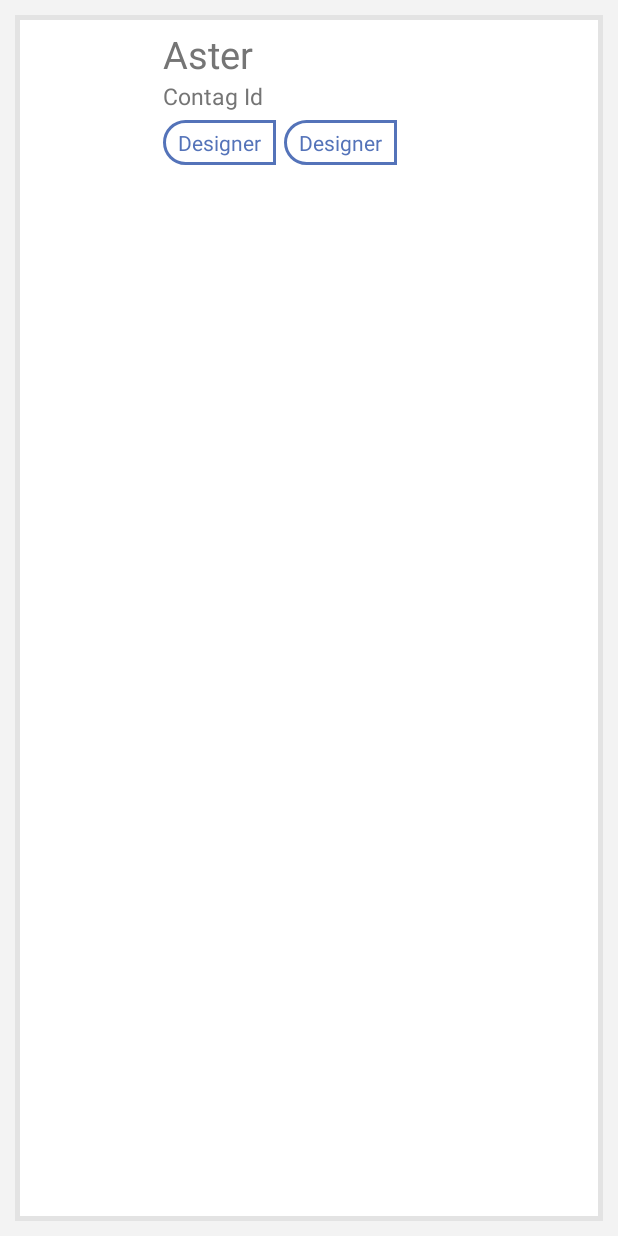
After one commit to samiahmad86/contag-app, an Android app: the layout items_contacts.xml on its own in the app's theme, with its tools: preview values and no code run, on a phone screen of 412 x 824 dp. The commit adds this screen. Run offline under Robolectric (Android 15) with nearby library versions, the phone set to English and light mode, and no system bars.

Commit message:
created contacts layout of item

```diff
--- /dev/null
+++ b/app/src/main/res/drawable/rectanglewithcorners.xml
@@ -0,0 +1,16 @@
+<?xml version="1.0" encoding="UTF-8"?>
+<shape
+    xmlns:android="http://schemas.android.com/apk/res/android"
+    android:shape="rectangle">
+    <stroke
+        android:width="2dp"
+        android:color="#5473B9" />
+    <gradient
+        android:endColor="#fff"
+        android:startColor="#fff"
+        android:angle="90" />
+    <corners
+        android:bottomLeftRadius="15dp"
+        android:topLeftRadius="15dp"
+      />
+</shape>
--- /dev/null
+++ b/app/src/main/res/layout/items_contacts.xml
@@ -0,0 +1,87 @@
+<?xml version="1.0" encoding="utf-8"?>
+<LinearLayout xmlns:android="http://schemas.android.com/apk/res/android"
+    android:layout_width="match_parent"
+    android:layout_height="match_parent"
+    android:background="#f3f3f3"
+    android:orientation="vertical">
+
+    <LinearLayout xmlns:android="http://schemas.android.com/apk/res/android"
+        android:layout_width="match_parent"
+        android:layout_height="match_parent"
+        android:layout_margin="10dp"
+        android:background="#e3e3e3"
+        android:orientation="vertical">
+
+        <LinearLayout xmlns:android="http://schemas.android.com/apk/res/android"
+            android:layout_width="match_parent"
+            android:layout_height="match_parent"
+            android:layout_margin="3dp"
+            android:background="#fff"
+            android:orientation="horizontal">
+
+            <ImageView
+                android:id="@+id/profile_image_items_feeds"
+                android:layout_width="70dp"
+                android:layout_height="70dp"
+                android:layout_marginLeft="10dp"
+                android:layout_marginTop="10dp" />
+
+            <RelativeLayout
+                android:layout_width="match_parent"
+                android:layout_height="match_parent"
+                android:layout_marginLeft="15dp">
+
+                <TextView
+                    android:id="@+id/profile_name_item_contacts"
+                    android:layout_width="wrap_content"
+                    android:layout_height="wrap_content"
+                    android:layout_marginTop="5dp"
+                    android:text="Aster"
+                    android:textColor="#757575"
+                    android:textSize="25sp" />
+
+                <TextView
+                    android:id="@+id/contagid"
+                    android:layout_width="wrap_content"
+                    android:layout_height="wrap_content"
+                    android:layout_below="@+id/profile_name_item_contacts"
+                    android:text="Contag Id"
+                    android:textColor="#757575"
+                    android:textSize="15sp" />
+
+                <TextView
+                    android:id="@+id/specifications_first"
+                    android:layout_width="wrap_content"
+                    android:layout_height="wrap_content"
+                    android:layout_below="@+id/contagid"
+                    android:layout_marginTop="5dp"
+                    android:background="@drawable/rectanglewithcorners"
+                    android:paddingBottom="5dp"
+                    android:paddingLeft="10dp"
+                    android:paddingRight="10dp"
+                    android:paddingTop="5dp"
+                    android:text="Designer"
+                    android:textColor="#5473B9" />
+
+                <TextView
+                    android:id="@+id/specifications_second"
+                    android:layout_width="wrap_content"
+                    android:layout_height="wrap_content"
+                    android:layout_below="@+id/contagid"
+                    android:layout_marginLeft="5dp"
+                    android:layout_marginTop="5dp"
+                    android:layout_toRightOf="@+id/specifications_first"
+                    android:background="@drawable/rectanglewithcorners"
+                    android:paddingBottom="5dp"
+                    android:paddingLeft="10dp"
+                    android:paddingRight="10dp"
+                    android:paddingTop="5dp"
+                    android:text="Designer"
+                    android:textColor="#5473B9" />
+
+            </RelativeLayout>
+
+        </LinearLayout>
+
+    </LinearLayout>
+</LinearLayout>
```
Also changed, not shown: app/src/main/res/drawable/rectangle.xml (added, +12 -0 lines), app/src/main/res/layout/contacts_fragment.xml (added, +23 -0 lines), app/src/main/res/layout/view_pager_fragment.xml (+12 -1 lines), app/src/main/res/drawable/searchicon.png (added), 1 other file.
